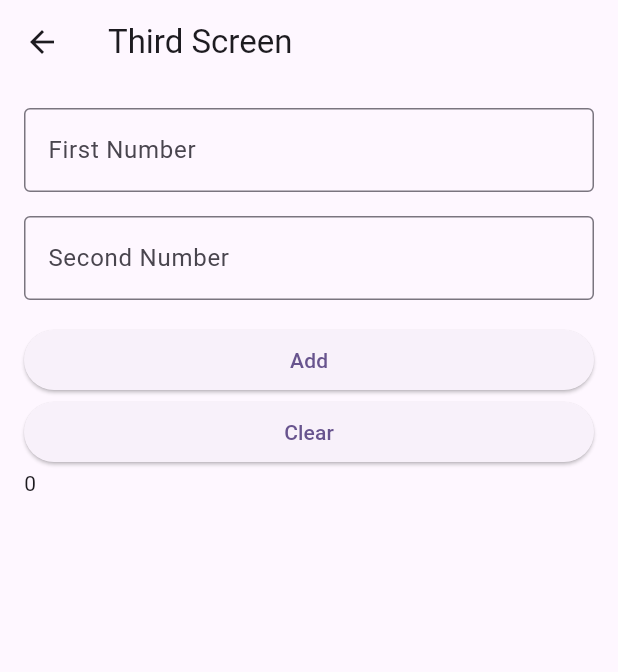
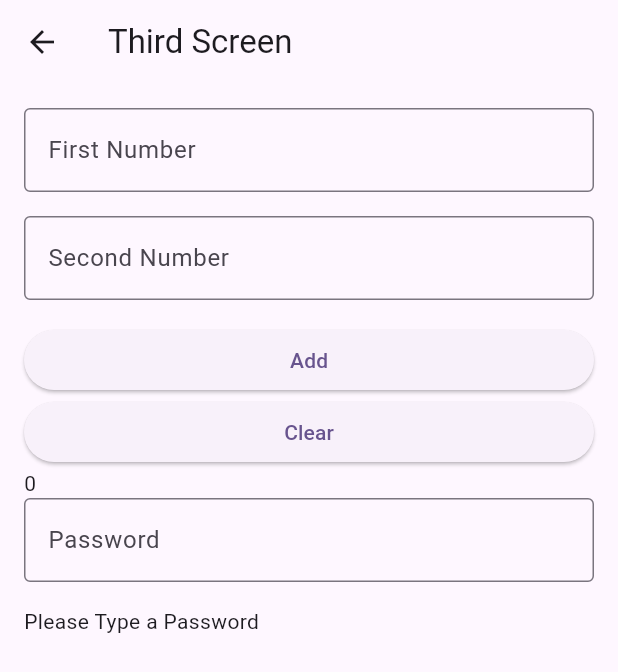
Before and after one commit to abidroid/session10, a Flutter app: the ThirdScreen screen opened directly with empty values, after a tap on "Add", after a tap on "Clear", on a phone screen of 412 x 824 dp. Shown: the top 672 px of the screen. Run offline on Flutter 3.47's test engine with Material 3 defaults, Android fonts, the phone set to English and light mode, and no system bars.

Commit message:
password validations added

```diff
--- a/lib/screens/third_screen.dart
+++ b/lib/screens/third_screen.dart
@@ -15,6 +15,8 @@ class _ThirdScreenState extends State<ThirdScreen> {
 
   late int num1, num2;
   int result = 0;
+
+  String passwordMessage = 'Type a password';
 
   @override
   Widget build(BuildContext context) {
@@ -90,9 +92,50 @@ class _ThirdScreenState extends State<ThirdScreen> {
             }, child: const Text('Clear')),
 
             Text(result.toString()),
+
+            TextFormField(
+              decoration: InputDecoration(
+                hintText: 'Password',
+                border: OutlineInputBorder(),
+              ),
+              onChanged: (String text){
+
+                setState(() {
+
+                  if( text.isEmpty){
+                    passwordMessage = 'Please Type a Password';
+                  }
+                  else if( text.length <= 6){
+                    passwordMessage = 'Weak Password';
+                  }
+                  else if( text.length <= 10){
+                    passwordMessage = 'Average Password';
+                  }else if( text.length > 10){
+
+                    if( validateEmail(text)){
+                      passwordMessage = 'Valid Password';
+                    }else{
+                      passwordMessage =  'Invalid Password';
+                    }
+
+                  }
+                });
+
+              },
+            ),
+
+            const SizedBox(height: 16,),
+            Text(passwordMessage),
+
           ],),
         ),
       ),
     );
   }
+
+  bool validateEmail(String value){
+    String  pattern = r'^(?=.*?[A-Z])(?=.*?[a-z])(?=.*?[0-9])(?=.*?[!@#\$&*~]).{8,}$';
+    RegExp regExp = RegExp(pattern);
+    return regExp.hasMatch(value);
+  }
 }
```
